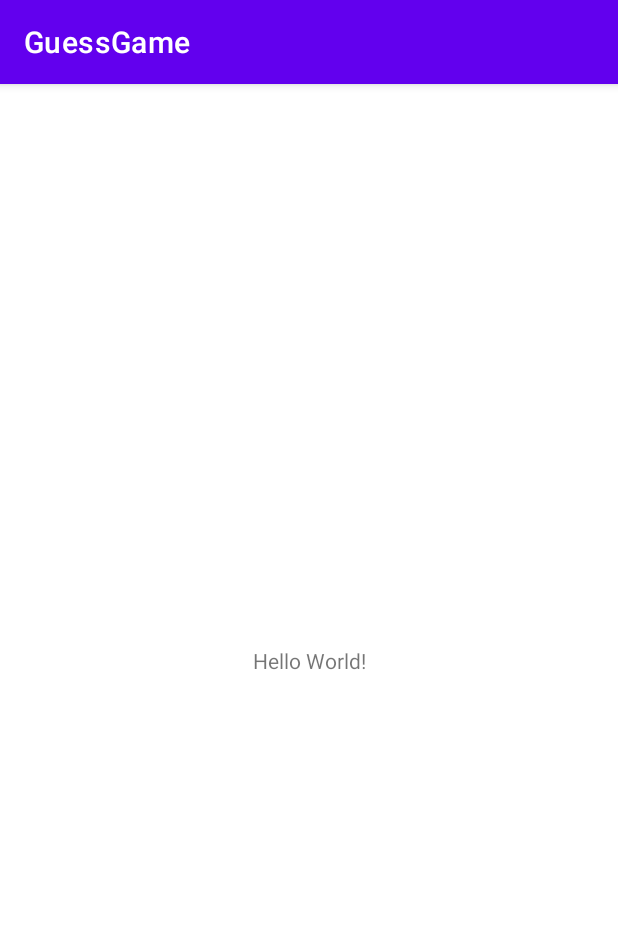
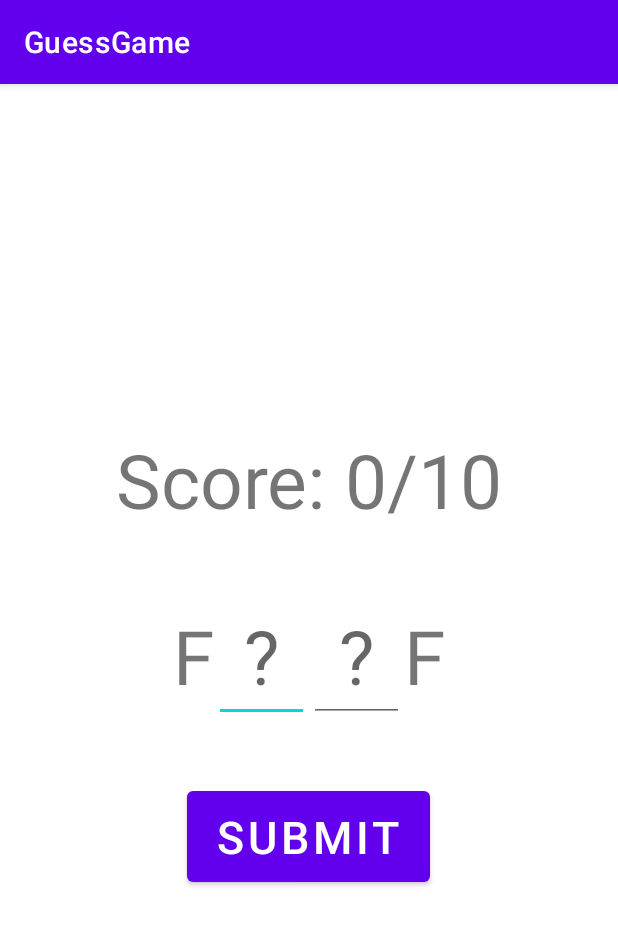
Before and after one commit to AbdelkaderOumrani/DEVMOBILE_TP6_DB_GAME, an Android app: the screen it shows after launch (MainActivity), on a phone screen of 412 x 824 dp. Shown: the top 925 px of the screen. Run offline under Robolectric (Android 15) with nearby library versions, the phone set to English and light mode, and no system bars.

Commit message:
Main Layout

```diff
--- /dev/null
+++ b/app/src/main/java/com/kadiomr/guessgame/DbManager.java
@@ -0,0 +1,4 @@
+package com.kadiomr.guessgame;
+
+public class DbManager {
+}
--- /dev/null
+++ b/app/src/main/java/com/kadiomr/guessgame/Word.java
@@ -0,0 +1,4 @@
+package com.kadiomr.guessgame;
+
+public class Word {
+}
--- a/app/src/main/res/layout/activity_main.xml
+++ b/app/src/main/res/layout/activity_main.xml
@@ -1,18 +1,90 @@
 <?xml version="1.0" encoding="utf-8"?>
-<androidx.constraintlayout.widget.ConstraintLayout xmlns:android="http://schemas.android.com/apk/res/android"
+<androidx.constraintlayout.widget.ConstraintLayout
+    xmlns:android="http://schemas.android.com/apk/res/android"
+    xmlns:tools="http://schemas.android.com/tools"
     xmlns:app="http://schemas.android.com/apk/res-auto"
-    xmlns:tools="http://schemas.android.com/tools"
     android:layout_width="match_parent"
     android:layout_height="match_parent"
     tools:context=".MainActivity">
 
-    <TextView
-        android:layout_width="wrap_content"
-        android:layout_height="wrap_content"
-        android:text="Hello World!"
-        app:layout_constraintBottom_toBottomOf="parent"
-        app:layout_constraintLeft_toLeftOf="parent"
-        app:layout_constraintRight_toRightOf="parent"
-        app:layout_constraintTop_toTopOf="parent" />
+    <LinearLayout
+        android:layout_width="match_parent"
+        android:layout_height="match_parent"
+        android:orientation="vertical"
+        android:gravity="center"
+        >
+        <LinearLayout
+            android:layout_width="wrap_content"
+            android:layout_height="wrap_content"
+            android:layout_marginVertical="20dp"
+            android:orientation="horizontal">
+            <TextView
+                android:layout_width="wrap_content"
+                android:layout_height="wrap_content"
+                android:text="Score: "
+                android:textSize="50dp"
+                />
+            <TextView
+                android:id="@+id/scoreboard"
+                android:layout_width="wrap_content"
+                android:layout_height="wrap_content"
+                android:text="0/10"
+                android:textSize="50dp"
+                />
+        </LinearLayout>
+        <LinearLayout
+            android:layout_width="wrap_content"
+            android:layout_height="wrap_content"
+            android:layout_marginVertical="20dp"
+            android:orientation="horizontal">
+            <TextView
+                android:id="@+id/firstChar"
+                android:layout_width="wrap_content"
+                android:layout_height="wrap_content"
+                android:text="F"
+                android:inputType="text"
+                android:textSize="50dp"
+
+                />
+            <EditText
+                android:id="@+id/secondChar"
+                android:layout_width="wrap_content"
+                android:layout_height="wrap_content"
+                android:maxLength="1"
+                android:inputType="textCapCharacters"
+                android:textSize="50dp"
+                android:paddingHorizontal="20dp"
+                android:textAllCaps="true"
+                android:hint="\?" />
+            <EditText
+                android:id="@+id/thirdChar"
+                android:layout_width="wrap_content"
+                android:layout_height="wrap_content"
+                android:maxLength="1"
+                android:inputType="textCapCharacters"
+                android:textSize="50dp"
+                android:paddingHorizontal="20dp"
+
+                android:hint="\?" />
+            <TextView
+                android:id="@+id/fourthChar"
+                android:layout_width="wrap_content"
+                android:layout_height="wrap_content"
+                android:textSize="50dp"
+                android:text="F"
+                android:inputType="text"
+                />
+
+        </LinearLayout>
+        <Button
+            android:id="@+id/submitButton"
+            android:layout_width="wrap_content"
+            android:layout_height="wrap_content"
+            android:textSize="30dp"
+            android:layout_marginVertical="20dp"
+            android:paddingHorizontal="20dp"
+            android:paddingVertical="10dp"
+            android:text="Submit"/>
+    </LinearLayout>
 
 </androidx.constraintlayout.widget.ConstraintLayout>
```
